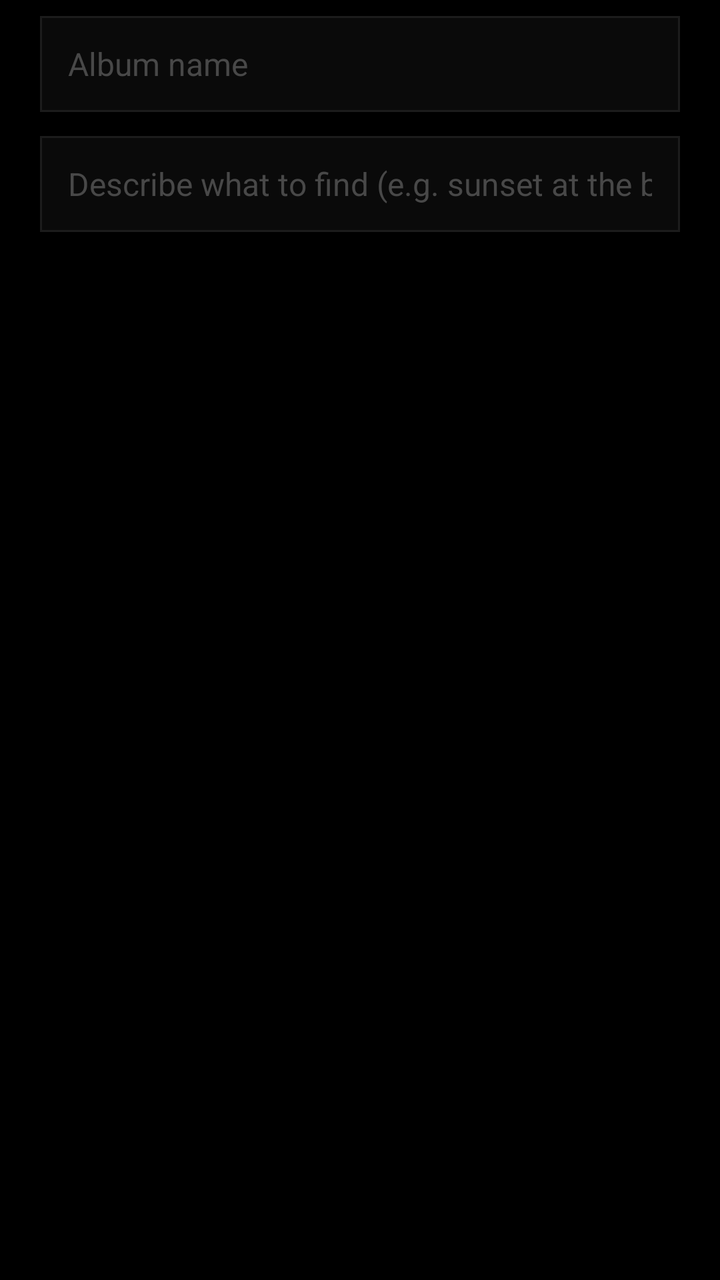
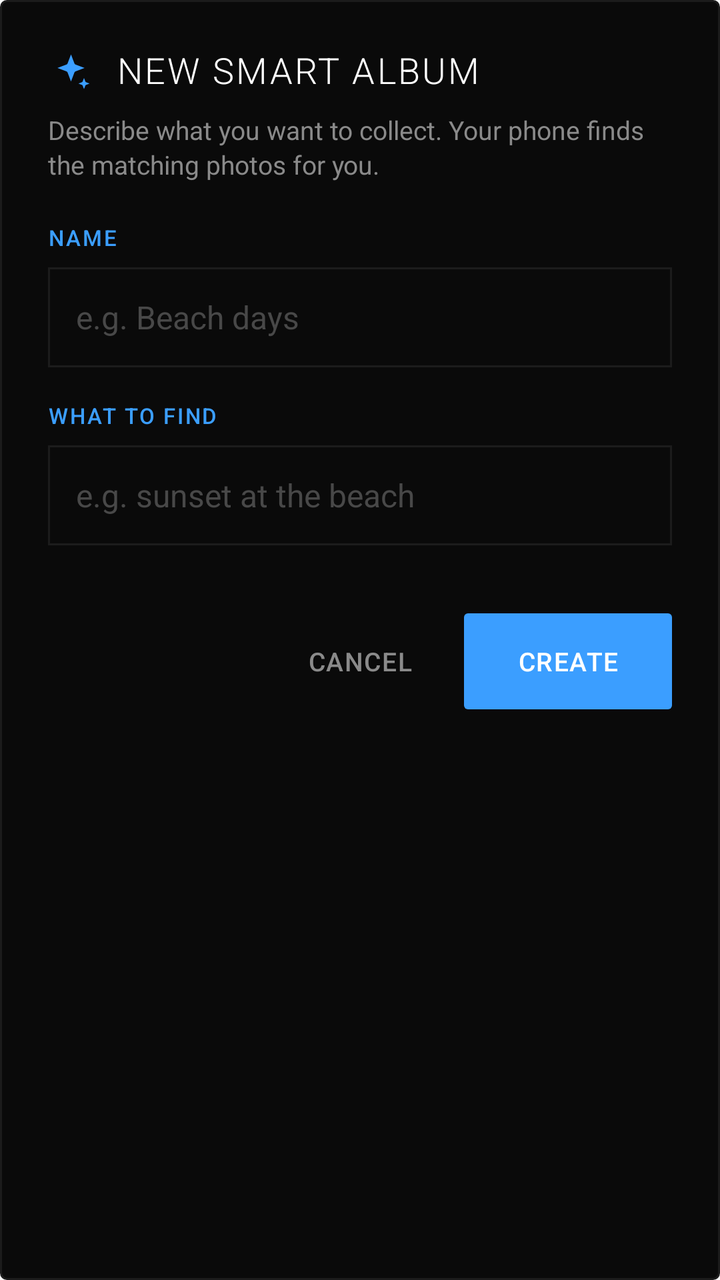

The first picture is an Android layout as it rendered before a commit; the second is the same layout after the commit. The layout source and the unified diff follow.
<!-- AndroidManifest.xml: application theme Theme.GallerySearch -->
<!-- res/layout/dialog_smart_album.xml -->
<?xml version="1.0" encoding="utf-8"?>
<LinearLayout xmlns:android="http://schemas.android.com/apk/res/android"
    android:layout_width="match_parent"
    android:layout_height="wrap_content"
    android:background="@color/metroBgPrimary"
    android:orientation="vertical"
    android:paddingStart="20dp"
    android:paddingTop="8dp"
    android:paddingEnd="20dp"
    android:paddingBottom="24dp">

    <EditText
        android:id="@+id/smartAlbumName"
        android:layout_width="match_parent"
        android:layout_height="48dp"
        android:background="@drawable/search_bg"
        android:hint="Album name"
        android:inputType="text"
        android:paddingStart="14dp"
        android:paddingEnd="14dp"
        android:singleLine="true"
        android:textColor="@color/metroTextPrimary"
        android:textColorHint="@color/metroTextDisabled"
        android:textSize="16sp" />

    <EditText
        android:id="@+id/smartAlbumPrompt"
        android:layout_width="match_parent"
        android:layout_height="48dp"
        android:layout_marginTop="12dp"
        android:background="@drawable/search_bg"
        android:hint="Describe what to find (e.g. sunset at the beach)"
        android:imeOptions="actionDone"
        android:inputType="text"
        android:paddingStart="14dp"
        android:paddingEnd="14dp"
        android:singleLine="true"
        android:textColor="@color/metroTextPrimary"
        android:textColorHint="@color/metroTextDisabled"
        android:textSize="16sp" />

</LinearLayout>
<!-- resources referenced by this layout -->
<resources>
  <color name="metroBgPrimary">#FF000000</color>
  <color name="metroTextDisabled">#FF484848</color>
  <color name="metroTextPrimary">#FFFFFFFF</color>
  <!-- drawable search_bg (drawable) -->
  <?xml version="1.0" encoding="utf-8"?>
  <shape xmlns:android="http://schemas.android.com/apk/res/android"
      android:shape="rectangle">
      <corners android:radius="0dp" />
      <solid android:color="@color/metroBgSecondary" />
      <stroke
          android:width="1dp"
          android:color="@color/metroBgSurface" />
  </shape>
  <style name="Theme.GallerySearch" parent="Theme.AppCompat.DayNight.NoActionBar">
          <item name="android:fontFamily">sans-serif</item>
          <item name="android:windowLightStatusBar">false</item>
          <item name="android:navigationBarColor">@color/metroNavBar</item>
          <item name="android:statusBarColor">@color/metroStatusBar</item>
          <item name="android:windowNoTitle">true</item>
          <item name="android:windowActionBar">false</item>
          <item name="colorAccent">@color/metroAccent</item>
      </style>
  <color name="metroBgSecondary">#FF0A0A0A</color>
  <color name="metroBgSurface">#FF1C1C1C</color>
  <color name="metroNavBar">#FF000000</color>
  <color name="metroStatusBar">#FF0A0A0A</color>
  <color name="metroAccent">#FF3B9EFF</color>
</resources>

<!-- the commit's change to res/layout/dialog_smart_album.xml (unified diff, before → after) -->
@@ -2,20 +2,70 @@
 <LinearLayout xmlns:android="http://schemas.android.com/apk/res/android"
     android:layout_width="match_parent"
     android:layout_height="wrap_content"
-    android:background="@color/metroBgPrimary"
+    android:layout_margin="16dp"
+    android:background="@drawable/dialog_metro_bg"
     android:orientation="vertical"
-    android:paddingStart="20dp"
-    android:paddingTop="8dp"
-    android:paddingEnd="20dp"
-    android:paddingBottom="24dp">
+    android:paddingStart="24dp"
+    android:paddingTop="24dp"
+    android:paddingEnd="24dp"
+    android:paddingBottom="16dp">
+
+    <LinearLayout
+        android:layout_width="wrap_content"
+        android:layout_height="wrap_content"
+        android:gravity="center_vertical"
+        android:orientation="horizontal">
+
+        <ImageView
+            android:layout_width="24dp"
+            android:layout_height="24dp"
+            android:contentDescription="@null"
+            android:src="@drawable/ic_fluent_sparkle_24_regular"
+            android:tint="@color/metroAccent" />
+
+        <TextView
+            android:layout_width="wrap_content"
+            android:layout_height="wrap_content"
+            android:layout_marginStart="10dp"
+            android:fontFamily="sans-serif-light"
+            android:includeFontPadding="false"
+            android:letterSpacing="0.06"
+            android:text="New Smart Album"
+            android:textAllCaps="true"
+            android:textColor="@color/metroTextPrimary"
+            android:textSize="18sp" />
+    </LinearLayout>
+
+    <TextView
+        android:layout_width="match_parent"
+        android:layout_height="wrap_content"
+        android:layout_marginTop="10dp"
+        android:fontFamily="sans-serif"
+        android:includeFontPadding="false"
+        android:lineSpacingExtra="2dp"
+        android:text="Describe what you want to collect. Your phone finds the matching photos for you."
+        android:textColor="@color/metroTextSecondary"
+        android:textSize="13sp" />
+
+    <TextView
+        android:layout_width="wrap_content"
+        android:layout_height="wrap_content"
+        android:layout_marginTop="22dp"
+        android:fontFamily="sans-serif-medium"
+        android:includeFontPadding="false"
+        android:letterSpacing="0.08"
+        android:text="NAME"
+        android:textColor="@color/metroAccent"
+        android:textSize="11sp" />
 
     <EditText
         android:id="@+id/smartAlbumName"
         android:layout_width="match_parent"
-        android:layout_height="48dp"
+        android:layout_height="50dp"
+        android:layout_marginTop="8dp"
         android:background="@drawable/search_bg"
-        android:hint="Album name"
-        android:inputType="text"
+        android:hint="e.g. Beach days"
+        android:inputType="textCapWords"
         android:paddingStart="14dp"
         android:paddingEnd="14dp"
         android:singleLine="true"
@@ -23,13 +73,24 @@
         android:textColorHint="@color/metroTextDisabled"
         android:textSize="16sp" />
 
+    <TextView
+        android:layout_width="wrap_content"
+        android:layout_height="wrap_content"
+        android:layout_marginTop="18dp"
+        android:fontFamily="sans-serif-medium"
+        android:includeFontPadding="false"
+        android:letterSpacing="0.08"
+        android:text="WHAT TO FIND"
+        android:textColor="@color/metroAccent"
+        android:textSize="11sp" />
+
     <EditText
         android:id="@+id/smartAlbumPrompt"
         android:layout_width="match_parent"
-        android:layout_height="48dp"
-        android:layout_marginTop="12dp"
+        android:layout_height="50dp"
+        android:layout_marginTop="8dp"
         android:background="@drawable/search_bg"
-        android:hint="Describe what to find (e.g. sunset at the beach)"
+        android:hint="e.g. sunset at the beach"
         android:imeOptions="actionDone"
         android:inputType="text"
         android:paddingStart="14dp"
@@ -39,4 +100,60 @@
         android:textColorHint="@color/metroTextDisabled"
         android:textSize="16sp" />
 
+    <HorizontalScrollView
+        android:layout_width="match_parent"
+        android:layout_height="wrap_content"
+        android:layout_marginTop="12dp"
+        android:overScrollMode="never"
+        android:scrollbars="none">
+
+        <LinearLayout
+            android:id="@+id/smartAlbumSuggestions"
+            android:layout_width="wrap_content"
+            android:layout_height="wrap_content"
+            android:orientation="horizontal" />
+    </HorizontalScrollView>
+
+    <LinearLayout
+        android:layout_width="match_parent"
+        android:layout_height="wrap_content"
+        android:layout_marginTop="22dp"
+        android:gravity="end"
+        android:orientation="horizontal">
+
+        <TextView
+            android:id="@+id/smartAlbumCancel"
+            android:layout_width="wrap_content"
+            android:layout_height="48dp"
+            android:background="?android:attr/selectableItemBackground"
+            android:clickable="true"
+            android:focusable="true"
+            android:fontFamily="sans-serif-medium"
+            android:gravity="center"
+            android:letterSpacing="0.04"
+            android:minWidth="88dp"
+            android:paddingStart="16dp"
+            android:paddingEnd="16dp"
+            android:text="CANCEL"
+            android:textColor="@color/metroTextSecondary"
+            android:textSize="13sp" />
+
+        <TextView
+            android:id="@+id/smartAlbumCreate"
+            android:layout_width="wrap_content"
+            android:layout_height="48dp"
+            android:layout_marginStart="8dp"
+            android:background="@drawable/onboarding_button_bg"
+            android:clickable="true"
+            android:focusable="true"
+            android:fontFamily="sans-serif-medium"
+            android:gravity="center"
+            android:letterSpacing="0.04"
+            android:minWidth="104dp"
+            android:paddingStart="20dp"
+            android:paddingEnd="20dp"
+            android:text="CREATE"
+            android:textColor="#FFFFFF"
+            android:textSize="13sp" />
+    </LinearLayout>
 </LinearLayout>
<!-- resource entries referenced after the edit -->
@@ -1,8 +1,39 @@
 <!-- resources referenced by this layout -->
 <resources>
-  <color name="metroBgPrimary">#FF000000</color>
   <color name="metroTextDisabled">#FF484848</color>
   <color name="metroTextPrimary">#FFFFFFFF</color>
+  <color name="metroTextSecondary">#FF8A8A8A</color>
+  <!-- drawable dialog_metro_bg (drawable) -->
+  <?xml version="1.0" encoding="utf-8"?>
+  <shape xmlns:android="http://schemas.android.com/apk/res/android"
+      android:shape="rectangle">
+      <solid android:color="@color/metroBgSecondary" />
+      <stroke
+          android:width="1dp"
+          android:color="@color/metroBgSurface" />
+      <corners android:radius="3dp" />
+  </shape>
+  <!-- drawable ic_fluent_sparkle_24_regular (drawable) -->
+  <vector xmlns:android="http://schemas.android.com/apk/res/android"
+      android:width="24dp"
+      android:height="24dp"
+      android:viewportWidth="24"
+      android:viewportHeight="24">
+      <path
+          android:fillColor="#FFFFFFFF"
+          android:pathData="M11.5,3.2l1.7,4.5c0.1,0.27 0.31,0.48 0.58,0.58l4.5,1.7 -4.5,1.7c-0.27,0.1 -0.48,0.31 -0.58,0.58l-1.7,4.5 -1.7,-4.5c-0.1,-0.27 -0.31,-0.48 -0.58,-0.58l-4.5,-1.7 4.5,-1.7c0.27,-0.1 0.48,-0.31 0.58,-0.58z M18,15l0.7,1.8c0.05,0.13 0.15,0.23 0.28,0.28l1.8,0.7 -1.8,0.7c-0.13,0.05 -0.23,0.15 -0.28,0.28l-0.7,1.8 -0.7,-1.8c-0.05,-0.13 -0.15,-0.23 -0.28,-0.28l-1.8,-0.7 1.8,-0.7c0.13,-0.05 0.23,-0.15 0.28,-0.28z" />
+  </vector>
+  <!-- drawable onboarding_button_bg (drawable) -->
+  <?xml version="1.0" encoding="utf-8"?>
+  <ripple xmlns:android="http://schemas.android.com/apk/res/android"
+      android:color="#33FFFFFF">
+      <item>
+          <shape android:shape="rectangle">
+              <solid android:color="@color/metroAccent" />
+              <corners android:radius="2dp" />
+          </shape>
+      </item>
+  </ripple>
   <!-- drawable search_bg (drawable) -->
   <?xml version="1.0" encoding="utf-8"?>
   <shape xmlns:android="http://schemas.android.com/apk/res/android"
